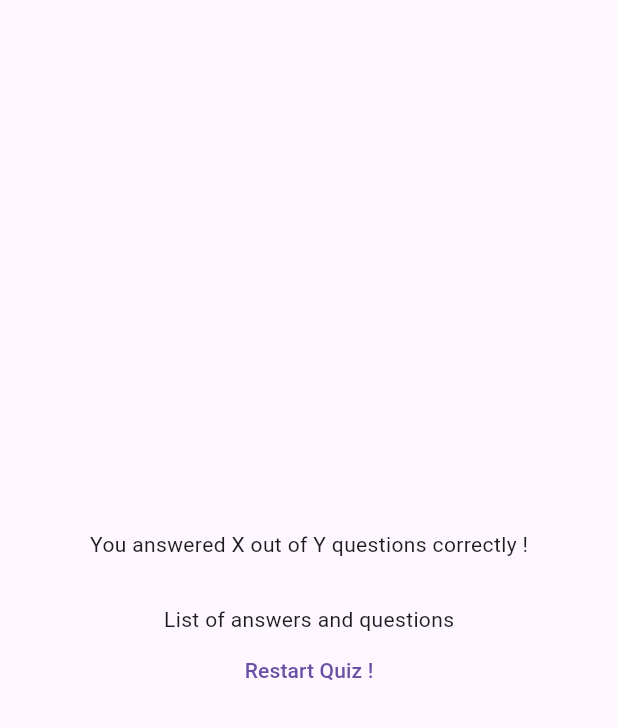
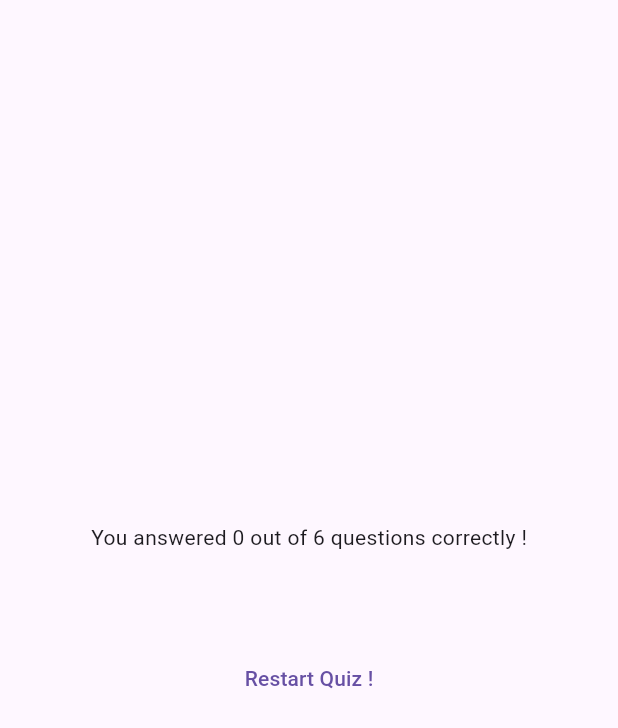
Before and after one commit to ahmedsilinii/quiz_app, a Flutter app: the ResultsScreen widget shown alone on an empty page, opened directly with empty values, on a phone screen of 412 x 824 dp. Shown: the top 728 px of the screen. Run offline on Flutter 3.47's test engine with Material 3 defaults, Android fonts, the phone set to English and light mode, and no system bars; our stand-ins replace google_fonts.

Commit message:
getting actual summary of the quiz

```diff
--- a/lib/questions_summary.dart
+++ b/lib/questions_summary.dart
@@ -0,0 +1,34 @@
+import 'package:flutter/material.dart';
+import 'package:flutter/widgets.dart';
+
+class QuestionsSummary extends StatelessWidget {
+  const QuestionsSummary(this.summaryData, {super.key});
+
+  final List<Map<String, Object>> summaryData;
+
+  @override
+  Widget build(BuildContext context) {
+    return Column(
+      children: summaryData
+          .map(
+            (data) => Row(
+              children: [
+                Text(((data['question_index'] as int) + 1).toString()),
+                const SizedBox(width: 10),
+                Expanded(
+                  child: Column(
+                    crossAxisAlignment: CrossAxisAlignment.start,
+                    children: [
+                      Text(data['question'] as String),
+                      Text('Correct answer: ${data['correct_answer']}'),
+                      Text('Your answer: ${data['user_answer']}'),
+                    ],
+                  ),
+                ),
+              ],
+            ),
+          )
+          .toList(),
+    );
+  }
+}
--- a/lib/results_screen.dart
+++ b/lib/results_screen.dart
@@ -1,5 +1,6 @@
 import 'package:flutter/material.dart';
 import 'package:quiz_app/data/questions.dart';
+import 'package:quiz_app/questions_summary.dart';
 
 class ResultsScreen extends StatelessWidget {
   const ResultsScreen({super.key, required this.chosenAnswers});
@@ -13,7 +14,7 @@ class ResultsScreen extends StatelessWidget {
         'question_index': i,
         'question': questions[i].question,
         'correct_answer': questions[i].answers[0],
-        'chosen_answer': chosenAnswers[i],
+        'user_answer': chosenAnswers[i],
       });
     }
     return summary;
@@ -21,6 +22,14 @@ class ResultsScreen extends StatelessWidget {
 
   @override
   Widget build(BuildContext context) {
+    final summaryData = getSummaryData();
+    final numTotalQuestions = questions.length;
+    var numCorrectAnswers = summaryData
+        .where(
+          (data) => data['correct_answer'] == data['user_answer'],
+        )
+        .length;
+
     return SizedBox(
       width: double.infinity,
       child: Container(
@@ -28,11 +37,12 @@ class ResultsScreen extends StatelessWidget {
         child: Column(
           mainAxisAlignment: MainAxisAlignment.center,
           children: [
-            const Text(
-              'You answered X out of Y questions correctly !',
+            Text(
+              'You answered $numCorrectAnswers out of $numTotalQuestions questions correctly !',
             ),
             const SizedBox(height: 30),
-            const Text('List of answers and questions'),
+            QuestionsSummary(summaryData),
+            const SizedBox(height: 30),
             TextButton(
               onPressed: () {},
               child: const Text('Restart Quiz !'),
```
